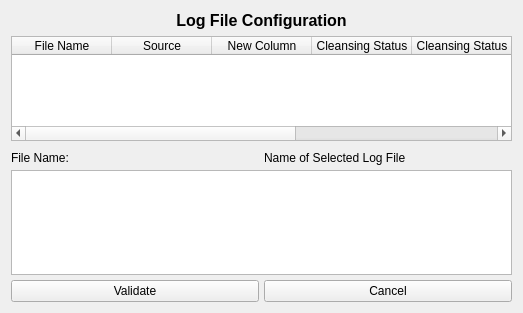
CS4311-spring-2020/pick-tool-team13-the-bombs, file GUI Screens/Log File Configuration.ui: the form before one commit.
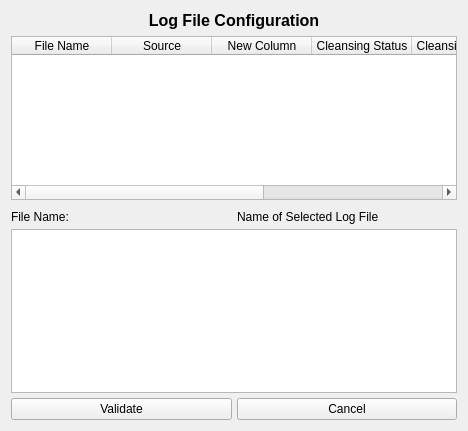
The form after the commit.

Commit message: added more screens and main one with tabs

Diff of the .ui file:
```diff
--- a/GUI Screens/Log File Configuration.ui
+++ b/GUI Screens/Log File Configuration.ui
@@ -6,8 +6,8 @@
    <rect>
     <x>0</x>
     <y>0</y>
-    <width>523</width>
-    <height>313</height>
+    <width>468</width>
+    <height>431</height>
    </rect>
   </property>
   <property name="windowTitle">
```
The commit also changes 5 other files.
